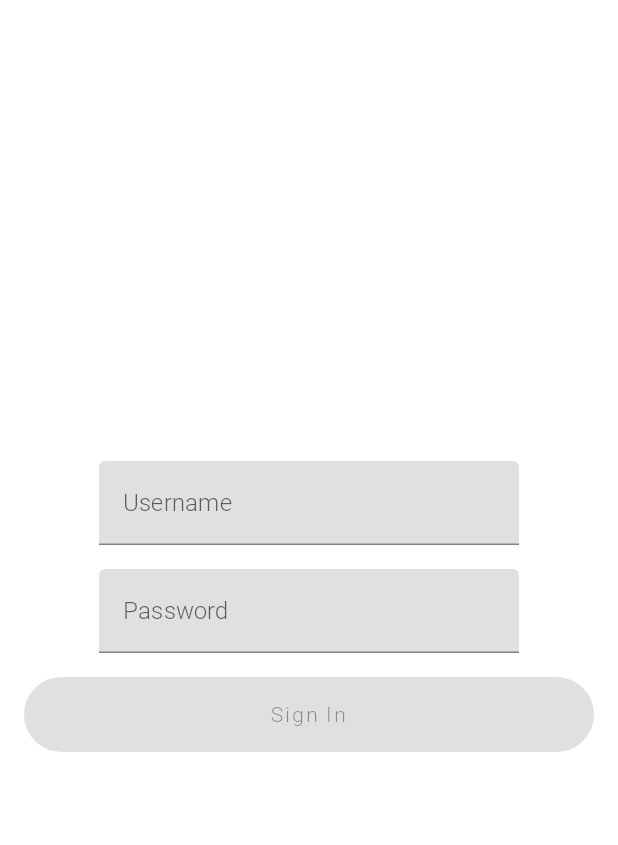
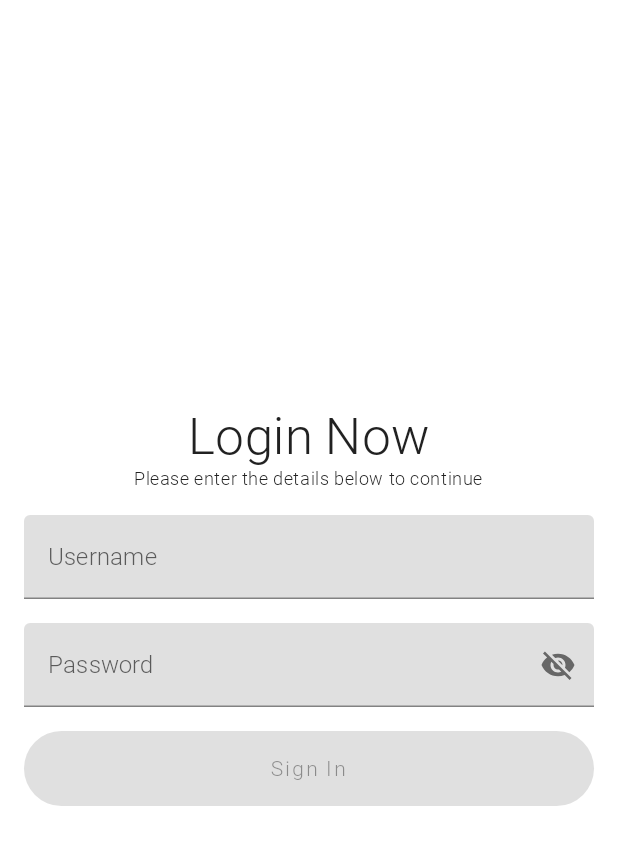
Before and after one commit to vmoiseenko/Jetpack-Compose-Movies, an Android app built with Jetpack Compose: the @Preview function PreviewAccountScreen, on a phone screen of 412 x 824 dp. Shown: the top 845 px of the screen. Run offline under Robolectric (Android 15) with nearby library versions, the phone set to English and light mode, and no system bars; our stand-ins replace Dagger/Hilt's generated code; network calls fail.

Commit message:
SignIn screen ui-improvements.

```diff
--- a/app/src/main/java/com/vmoiseenko/jetmovies/ui/screens/account/AccountScreen.kt
+++ b/app/src/main/java/com/vmoiseenko/jetmovies/ui/screens/account/AccountScreen.kt
@@ -4,16 +4,23 @@ import androidx.compose.foundation.layout.*
 import androidx.compose.foundation.shape.RoundedCornerShape
 import androidx.compose.foundation.text.KeyboardOptions
 import androidx.compose.material.*
+import androidx.compose.material.icons.Icons
+import androidx.compose.material.icons.filled.Visibility
+import androidx.compose.material.icons.filled.VisibilityOff
 import androidx.compose.runtime.*
+import androidx.compose.runtime.saveable.rememberSaveable
 import androidx.compose.ui.Alignment
 import androidx.compose.ui.Alignment.Companion.CenterVertically
 import androidx.compose.ui.Modifier
+import androidx.compose.ui.res.stringResource
 import androidx.compose.ui.text.input.KeyboardType
 import androidx.compose.ui.text.input.PasswordVisualTransformation
 import androidx.compose.ui.text.input.TextFieldValue
+import androidx.compose.ui.text.input.VisualTransformation
 import androidx.compose.ui.tooling.preview.Preview
 import androidx.compose.ui.unit.dp
 import androidx.hilt.navigation.compose.hiltViewModel
+import com.vmoiseenko.jetmovies.R
 import com.vmoiseenko.jetmovies.ui.theme.JetMoviesTheme
 
 @Composable
@@ -22,35 +29,76 @@ fun AccountScreen(
     modifier: Modifier = Modifier
 ) {
 
+    val viewState by viewModel.uiState.collectAsState()
+
+    AccountScreenView(
+        onLogin = viewModel::login,
+        modifier = modifier,
+        viewState = viewState
+    )
+}
+
+@Composable
+fun AccountScreenView(
+    onLogin: (String, String) -> Unit,
+    viewState: UiState = UiState.Initial,
+    modifier: Modifier = Modifier,
+) {
     var username by remember { mutableStateOf(TextFieldValue()) }
     var password by remember { mutableStateOf(TextFieldValue()) }
-
-    val viewState by viewModel.uiState.collectAsState()
+    var passwordVisible by rememberSaveable { mutableStateOf(false) }
 
     Column(
-        modifier = modifier.fillMaxSize(),
+        modifier = modifier
+            .fillMaxSize(),
         verticalArrangement = Arrangement.Center,
         horizontalAlignment = Alignment.CenterHorizontally
     ) {
+
+        Text(
+            text = stringResource(id = R.string.account_login_now),
+            style = MaterialTheme.typography.h4,
+        )
+        Text(
+            text = stringResource(id = R.string.account_description),
+            style = MaterialTheme.typography.caption,
+            modifier = Modifier.padding(bottom = 16.dp)
+        )
         TextField(
-            label = { Text(text = "Username") },
+            label = { Text(text = stringResource(id = R.string.account_username)) },
             value = username,
-            onValueChange = { username = it }
+            onValueChange = { username = it },
+            modifier = Modifier
+                .padding(start = 16.dp, end = 16.dp)
+                .fillMaxWidth()
+
         )
 
         Spacer(modifier = Modifier.height(16.dp))
         TextField(
-            label = { Text(text = "Password") },
+            label = { Text(text = stringResource(id = R.string.account_password)) },
             value = password,
-            visualTransformation = PasswordVisualTransformation(),
+            visualTransformation = if (passwordVisible)
+                VisualTransformation.None
+            else PasswordVisualTransformation(),
             keyboardOptions = KeyboardOptions(
                 keyboardType = KeyboardType.Password
             ),
-            onValueChange = { password = it }
+            onValueChange = { password = it },
+            trailingIcon = {
+                val image = if (passwordVisible) Icons.Filled.Visibility
+                else Icons.Filled.VisibilityOff
+                IconButton(onClick = { passwordVisible = !passwordVisible }) {
+                    Icon(imageVector = image, null)
+                }
+            },
+            modifier = Modifier
+                .padding(start = 16.dp, end = 16.dp)
+                .fillMaxWidth()
         )
         Box(modifier = Modifier.padding(16.dp)) {
             Button(
-                onClick = { viewModel.login(username.text, password.text) },
+                onClick = { onLogin(username.text, password.text) },
                 enabled = username.text.isNotBlank() && password.text.isNotBlank(),
                 shape = RoundedCornerShape(50.dp),
                 modifier = Modifier
@@ -64,7 +112,7 @@ fun AccountScreen(
                             .align(CenterVertically)
                     )
                 } else {
-                    Text(text = "Sign In")
+                    Text(text = stringResource(id = R.string.account_sign_in))
                 }
             }
         }
@@ -82,7 +130,6 @@ fun AccountScreen(
             }
             else -> {}
         }
-
     }
 }
 
@@ -91,7 +138,7 @@ fun AccountScreen(
 fun PreviewAccountScreen() {
     JetMoviesTheme {
         Surface {
-            AccountScreen()
+            AccountScreenView({ _: String, _: String -> })
         }
     }
 }
--- a/app/src/main/res/values/strings.xml
+++ b/app/src/main/res/values/strings.xml
@@ -25,4 +25,10 @@
     <string name="actor.show_less">Show less</string>
 
     <string name="movies.offline">Your network is unavailable. Check your data or wifi connection.</string>
+
+    <string name="account.login_now">Login Now</string>
+    <string name="account.username">Username</string>
+    <string name="account.password">Password</string>
+    <string name="account.sign_in">Sign In</string>
+    <string name="account.description">Please enter the details below to continue</string>
 </resources>
```
